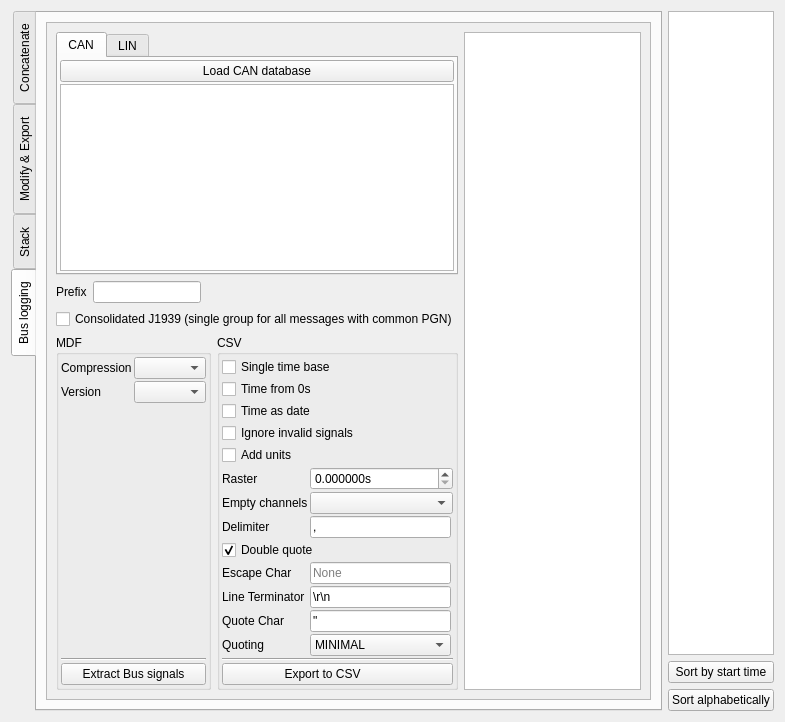
This is asammdf/gui/ui/batch_widget.ui in danielhrisca/asammdf as Qt 5 draws it before an edit. The edited form follows.
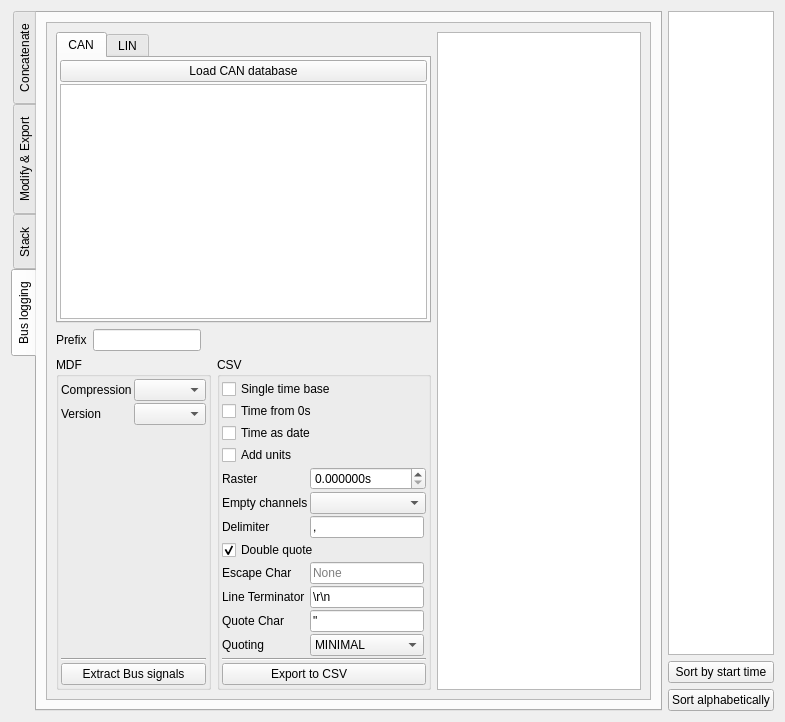
This is the edited form. The open tabs and pages were chosen to show the change. Icons and pictures are not drawn. Custom widgets are drawn as their Qt base class.

Commit message: always ignore invalid J1939 signals

```diff
--- a/asammdf/gui/ui/batch_widget.ui
+++ b/asammdf/gui/ui/batch_widget.ui
@@ -1325,11 +1325,230 @@
             <rect>
              <x>0</x>
              <y>0</y>
-             <width>592</width>
+             <width>582</width>
              <height>678</height>
             </rect>
            </property>
-           <layout class="QGridLayout" name="gridLayout_3" columnstretch="0,0,1">
+           <layout class="QGridLayout" name="gridLayout_3" columnstretch="0,0,0">
+            <item row="2" column="1">
+             <widget class="QGroupBox" name="groupBox_3">
+              <property name="title">
+               <string>CSV</string>
+              </property>
+              <layout class="QGridLayout" name="gridLayout_10">
+               <property name="leftMargin">
+                <number>2</number>
+               </property>
+               <property name="topMargin">
+                <number>2</number>
+               </property>
+               <property name="rightMargin">
+                <number>2</number>
+               </property>
+               <property name="bottomMargin">
+                <number>2</number>
+               </property>
+               <property name="spacing">
+                <number>2</number>
+               </property>
+               <item row="9" column="2">
+                <widget class="QLineEdit" name="lineterminator_bus">
+                 <property name="text">
+                  <string>\r\n</string>
+                 </property>
+                </widget>
+               </item>
+               <item row="12" column="1" colspan="3">
+                <widget class="Line" name="line_13">
+                 <property name="orientation">
+                  <enum>Qt::Horizontal</enum>
+                 </property>
+                </widget>
+               </item>
+               <item row="5" column="2" colspan="2">
+                <widget class="QComboBox" name="empty_channels_bus"/>
+               </item>
+               <item row="6" column="2">
+                <widget class="QLineEdit" name="delimiter_bus">
+                 <property name="text">
+                  <string>,</string>
+                 </property>
+                 <property name="maxLength">
+                  <number>1</number>
+                 </property>
+                 <property name="clearButtonEnabled">
+                  <bool>false</bool>
+                 </property>
+                </widget>
+               </item>
+               <item row="1" column="1" colspan="2">
+                <widget class="QCheckBox" name="time_from_zero_bus">
+                 <property name="text">
+                  <string>Time from 0s</string>
+                 </property>
+                </widget>
+               </item>
+               <item row="8" column="2">
+                <widget class="QLineEdit" name="escapechar_bus">
+                 <property name="inputMask">
+                  <string/>
+                 </property>
+                 <property name="maxLength">
+                  <number>1</number>
+                 </property>
+                 <property name="placeholderText">
+                  <string>None</string>
+                 </property>
+                </widget>
+               </item>
+               <item row="11" column="1">
+                <widget class="QLabel" name="label_7">
+                 <property name="text">
+                  <string>Quoting</string>
+                 </property>
+                </widget>
+               </item>
+               <item row="2" column="1" colspan="2">
+                <widget class="QCheckBox" name="bus_time_as_date">
+                 <property name="text">
+                  <string>Time as date</string>
+                 </property>
+                </widget>
+               </item>
+               <item row="8" column="1">
+                <widget class="QLabel" name="label_9">
+                 <property name="text">
+                  <string>Escape Char</string>
+                 </property>
+                </widget>
+               </item>
+               <item row="5" column="1">
+                <widget class="QLabel" name="label_29">
+                 <property name="text">
+                  <string>Empty channels</string>
+                 </property>
+                </widget>
+               </item>
+               <item row="11" column="2">
+                <widget class="QComboBox" name="quoting_bus">
+                 <property name="currentIndex">
+                  <number>1</number>
+                 </property>
+                 <item>
+                  <property name="text">
+                   <string>ALL</string>
+                  </property>
+                 </item>
+                 <item>
+                  <property name="text">
+                   <string>MINIMAL</string>
+                  </property>
+                 </item>
+                 <item>
+                  <property name="text">
+                   <string>NONNUMERIC</string>
+                  </property>
+                 </item>
+                 <item>
+                  <property name="text">
+                   <string>NONE</string>
+                  </property>
+                 </item>
+                </widget>
+               </item>
+               <item row="10" column="1">
+                <widget class="QLabel" name="label_14">
+                 <property name="text">
+                  <string>Quote Char</string>
+                 </property>
+                </widget>
+               </item>
+               <item row="4" column="2" colspan="2">
+                <widget class="QDoubleSpinBox" name="export_raster_bus">
+                 <property name="suffix">
+                  <string>s</string>
+                 </property>
+                 <property name="decimals">
+                  <number>6</number>
+                 </property>
+                </widget>
+               </item>
+               <item row="3" column="1" colspan="2">
+                <widget class="QCheckBox" name="add_units_bus">
+                 <property name="text">
+                  <string>Add units</string>
+                 </property>
+                </widget>
+               </item>
+               <item row="4" column="1">
+                <widget class="QLabel" name="label_28">
+                 <property name="text">
+                  <string>Raster</string>
+                 </property>
+                </widget>
+               </item>
+               <item row="13" column="1" colspan="3">
+                <widget class="QPushButton" name="extract_bus_csv_btn">
+                 <property name="text">
+                  <string>Export to CSV         </string>
+                 </property>
+                 <property name="icon">
+                  <iconset resource="resource.qrc">
+                   <normaloff>:/csv.png</normaloff>:/csv.png</iconset>
+                 </property>
+                </widget>
+               </item>
+               <item row="0" column="1" colspan="2">
+                <widget class="QCheckBox" name="single_time_base_bus">
+                 <property name="text">
+                  <string>Single time base</string>
+                 </property>
+                </widget>
+               </item>
+               <item row="10" column="2">
+                <widget class="QLineEdit" name="quotechar_bus">
+                 <property name="text">
+                  <string>&quot;</string>
+                 </property>
+                 <property name="maxLength">
+                  <number>1</number>
+                 </property>
+                </widget>
+               </item>
+               <item row="9" column="1">
+                <widget class="QLabel" name="label_13">
+                 <property name="text">
+                  <string>Line Terminator</string>
+                 </property>
+                </widget>
+               </item>
+               <item row="7" column="1" colspan="2">
+                <widget class="QCheckBox" name="doublequote_bus">
+                 <property name="text">
+                  <string>Double quote</string>
+                 </property>
+                 <property name="checked">
+                  <bool>true</bool>
+                 </property>
+                </widget>
+               </item>
+               <item row="6" column="1">
+                <widget class="QLabel" name="label_8">
+                 <property name="text">
+                  <string>Delimiter</string>
+                 </property>
+                </widget>
+               </item>
+              </layout>
+             </widget>
+            </item>
+            <item row="0" column="2" rowspan="3">
+             <widget class="QTextEdit" name="output_info_bus">
+              <property name="readOnly">
+               <bool>true</bool>
+              </property>
+             </widget>
+            </item>
             <item row="0" column="0" colspan="2">
              <widget class="QTabWidget" name="tabWidget">
               <property name="currentIndex">
@@ -1409,13 +1628,6 @@
               </widget>
              </widget>
             </item>
-            <item row="0" column="2" rowspan="4">
-             <widget class="QTextEdit" name="output_info_bus">
-              <property name="readOnly">
-               <bool>true</bool>
-              </property>
-             </widget>
-            </item>
             <item row="1" column="0" colspan="2">
              <layout class="QHBoxLayout" name="horizontalLayout" stretch="0,0,1">
               <item>
@@ -1450,14 +1662,7 @@
               </item>
              </layout>
             </item>
-            <item row="2" column="0" colspan="2">
-             <widget class="QCheckBox" name="consolidated_j1939">
-              <property name="text">
-               <string>Consolidated J1939 (single group for all messages with common PGN)</string>
-              </property>
-             </widget>
-            </item>
-            <item row="3" column="0">
+            <item row="2" column="0">
              <widget class="QGroupBox" name="groupBox_2">
               <property name="title">
                <string>MDF</string>
@@ -1534,228 +1739,6 @@
               </layout>
              </widget>
             </item>
-            <item row="3" column="1">
-             <widget class="QGroupBox" name="groupBox_3">
-              <property name="title">
-               <string>CSV</string>
-              </property>
-              <layout class="QGridLayout" name="gridLayout_10">
-               <property name="leftMargin">
-                <number>2</number>
-               </property>
-               <property name="topMargin">
-                <number>2</number>
-               </property>
-               <property name="rightMargin">
-                <number>2</number>
-               </property>
-               <property name="bottomMargin">
-                <number>2</number>
-               </property>
-               <property name="spacing">
-                <number>2</number>
-               </property>
-               <item row="5" column="1">
-                <widget class="QLabel" name="label_28">
-                 <property name="text">
-                  <string>Raster</string>
-                 </property>
-                </widget>
-               </item>
-               <item row="12" column="2">
-                <widget class="QComboBox" name="quoting_bus">
-                 <property name="currentIndex">
-                  <number>1</number>
-                 </property>
-                 <item>
-                  <property name="text">
-                   <string>ALL</string>
-                  </property>
-                 </item>
-                 <item>
-                  <property name="text">
-                   <string>MINIMAL</string>
-                  </property>
-                 </item>
-                 <item>
-                  <property name="text">
-                   <string>NONNUMERIC</string>
-                  </property>
-                 </item>
-                 <item>
-                  <property name="text">
-                   <string>NONE</string>
-                  </property>
-                 </item>
-                </widget>
-               </item>
-               <item row="10" column="2">
-                <widget class="QLineEdit" name="lineterminator_bus">
-                 <property name="text">
-                  <string>\r\n</string>
-                 </property>
-                </widget>
-               </item>
-               <item row="9" column="1">
-                <widget class="QLabel" name="label_9">
-                 <property name="text">
-                  <string>Escape Char</string>
-                 </property>
-                </widget>
-               </item>
-               <item row="11" column="1">
-                <widget class="QLabel" name="label_14">
-                 <property name="text">
-                  <string>Quote Char</string>
-                 </property>
-                </widget>
-               </item>
-               <item row="7" column="1">
-                <widget class="QLabel" name="label_8">
-                 <property name="text">
-                  <string>Delimiter</string>
-                 </property>
-                </widget>
-               </item>
-               <item row="7" column="2">
-                <widget class="QLineEdit" name="delimiter_bus">
-                 <property name="text">
-                  <string>,</string>
-                 </property>
-                 <property name="maxLength">
-                  <number>1</number>
-                 </property>
-                 <property name="clearButtonEnabled">
-                  <bool>false</bool>
-                 </property>
-                </widget>
-               </item>
-               <item row="11" column="2">
-                <widget class="QLineEdit" name="quotechar_bus">
-                 <property name="text">
-                  <string>&quot;</string>
-                 </property>
-                 <property name="maxLength">
-                  <number>1</number>
-                 </property>
-                </widget>
-               </item>
-               <item row="9" column="2">
-                <widget class="QLineEdit" name="escapechar_bus">
-                 <property name="inputMask">
-                  <string/>
-                 </property>
-                 <property name="maxLength">
-                  <number>1</number>
-                 </property>
-                 <property name="placeholderText">
-                  <string>None</string>
-                 </property>
-                </widget>
-               </item>
-               <item row="13" column="1" colspan="3">
-                <widget class="Line" name="line_13">
-                 <property name="orientation">
-                  <enum>Qt::Horizontal</enum>
-                 </property>
-                </widget>
-               </item>
-               <item row="14" column="1" colspan="3">
-                <widget class="QPushButton" name="extract_bus_csv_btn">
-                 <property name="text">
-                  <string>Export to CSV         </string>
-                 </property>
-                 <property name="icon">
-                  <iconset resource="resource.qrc">
-                   <normaloff>:/csv.png</normaloff>:/csv.png</iconset>
-                 </property>
-                </widget>
-               </item>
-               <item row="10" column="1">
-                <widget class="QLabel" name="label_13">
-                 <property name="text">
-                  <string>Line Terminator</string>
-                 </property>
-                </widget>
-               </item>
-               <item row="12" column="1">
-                <widget class="QLabel" name="label_7">
-                 <property name="text">
-                  <string>Quoting</string>
-                 </property>
-                </widget>
-               </item>
-               <item row="6" column="2" colspan="2">
-                <widget class="QComboBox" name="empty_channels_bus"/>
-               </item>
-               <item row="6" column="1">
-                <widget class="QLabel" name="label_29">
-                 <property name="text">
-                  <string>Empty channels</string>
-                 </property>
-                </widget>
-               </item>
-               <item row="5" column="2" colspan="2">
-                <widget class="QDoubleSpinBox" name="export_raster_bus">
-                 <property name="suffix">
-                  <string>s</string>
-                 </property>
-                 <property name="decimals">
-                  <number>6</number>
-                 </property>
-                </widget>
-               </item>
-               <item row="0" column="1" colspan="2">
-                <widget class="QCheckBox" name="single_time_base_bus">
-                 <property name="text">
-                  <string>Single time base</string>
-                 </property>
-                </widget>
-               </item>
-               <item row="1" column="1" colspan="2">
-                <widget class="QCheckBox" name="time_from_zero_bus">
-                 <property name="text">
-                  <string>Time from 0s</string>
-                 </property>
-                </widget>
-               </item>
-               <item row="2" column="1" colspan="2">
-                <widget class="QCheckBox" name="bus_time_as_date">
-                 <property name="text">
-                  <string>Time as date</string>
-                 </property>
-                </widget>
-               </item>
-               <item row="3" column="1" colspan="2">
-                <widget class="QCheckBox" name="ignore_invalid_signals_csv">
-                 <property name="toolTip">
-                  <string>checks if all samples are eauql to the maximum teoretical signal value</string>
-                 </property>
-                 <property name="text">
-                  <string>Ignore invalid signals</string>
-                 </property>
-                </widget>
-               </item>
-               <item row="4" column="1" colspan="2">
-                <widget class="QCheckBox" name="add_units_bus">
-                 <property name="text">
-                  <string>Add units</string>
-                 </property>
-                </widget>
-               </item>
-               <item row="8" column="1" colspan="2">
-                <widget class="QCheckBox" name="doublequote_bus">
-                 <property name="text">
-                  <string>Double quote</string>
-                 </property>
-                 <property name="checked">
-                  <bool>true</bool>
-                 </property>
-                </widget>
-               </item>
-              </layout>
-             </widget>
-            </item>
            </layout>
           </widget>
          </widget>
```
Left out of the diff: 6 changed lines with no effect on the pictures. The commit also changes 9 other files.
